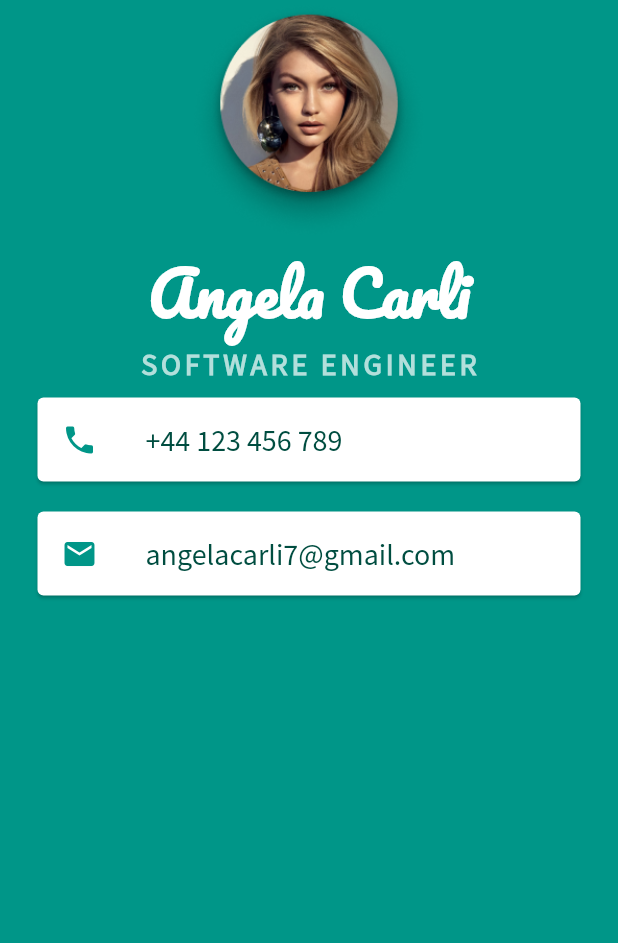
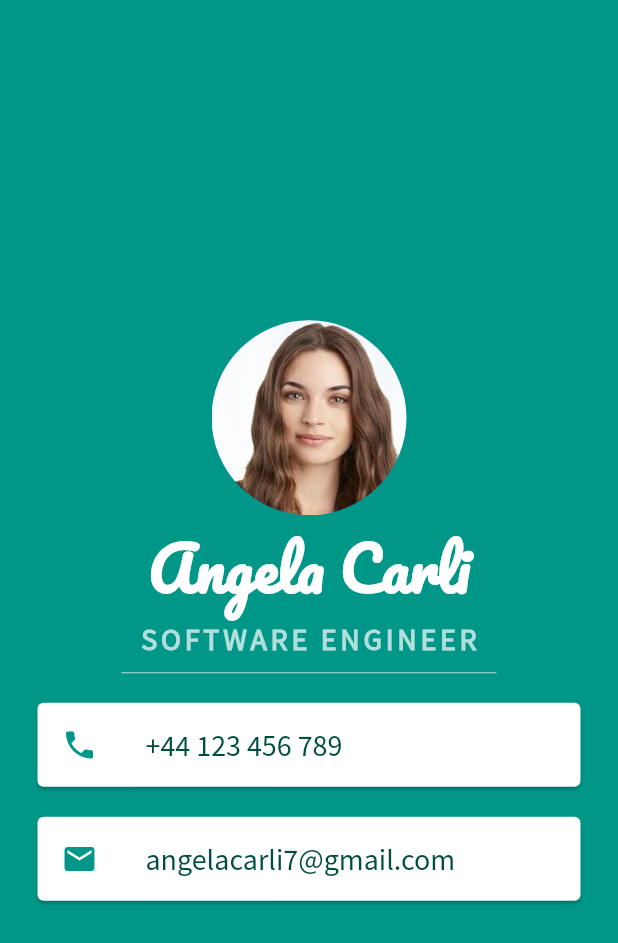
Before and after one commit to rheaacharya77/MiCard, a Flutter app: the screen it shows after launch, on a phone screen of 412 x 824 dp. Shown: the top 943 px of the screen. Run offline on Flutter 3.47's test engine with Material 2 defaults, Android fonts, the phone set to English and light mode, and no system bars.

Commit message:
image updated

```diff
--- a/lib/main.dart
+++ b/lib/main.dart
@@ -12,11 +12,12 @@ class MyApp extends StatelessWidget {
         backgroundColor: Colors.teal,
         body: SafeArea(
           child: Column(
+            mainAxisAlignment: MainAxisAlignment.center,
             children: [
               CircleAvatar(
-                radius: 80.0,
-                backgroundColor: Colors.teal,
-                backgroundImage: AssetImage('images/avatar.png'),
+                radius: 65.0,
+                // backgroundColor: Colors.teal,
+                backgroundImage: AssetImage('images/avatars.jpg'),
               ),
               Text(
                 'Angela Carli',
@@ -37,15 +38,18 @@ class MyApp extends StatelessWidget {
                   fontWeight: FontWeight.bold,
                 ),
               ),
+              SizedBox(
+                height: 20.0,
+                width: 250.0,
+                child: Divider(color: Colors.teal.shade100),
+              ),
               Card(
-                color: Colors.white,
                 margin: EdgeInsets.symmetric(
                   vertical: 10.0,
                   horizontal: 25.0,
                 ),
                 child: ListTile(
                   leading: Icon(Icons.phone, color: Colors.teal),
-
                   title: Text(
                     '+44 123 456 789',
                     style: TextStyle(
@@ -57,7 +61,6 @@ class MyApp extends StatelessWidget {
                 ),
               ),
               Card(
-                color: Colors.white,
                 margin: EdgeInsets.symmetric(
                   vertical: 10.0,
                   horizontal: 25.0,
--- a/pubspec.yaml
+++ b/pubspec.yaml
@@ -21,13 +21,13 @@ dev_dependencies:
 flutter:
   uses-material-design: true
   assets:
-    - images/avatar.png
+    - images/
 
   fonts:
     - family: Pacifico
       fonts:
-      - asset: fonts/Pacifico-Regular.ttf
+        - asset: fonts/Pacifico-Regular.ttf
 
     - family: Source Sans Pro
       fonts:
-      - asset: fonts/SourceSansPro-Regular.ttf
+        - asset: fonts/SourceSansPro-Regular.ttf
```
Also changed, not shown: images/avatar.jpg (added), images/avatar.png (deleted), images/avatars.jpg (added).
